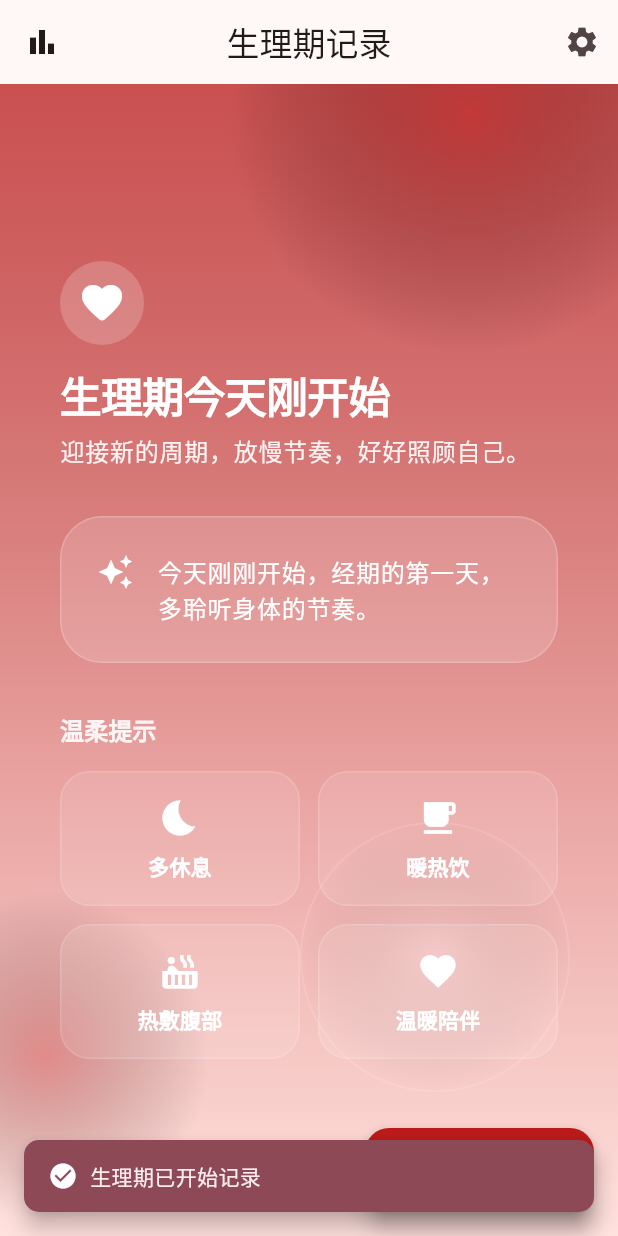
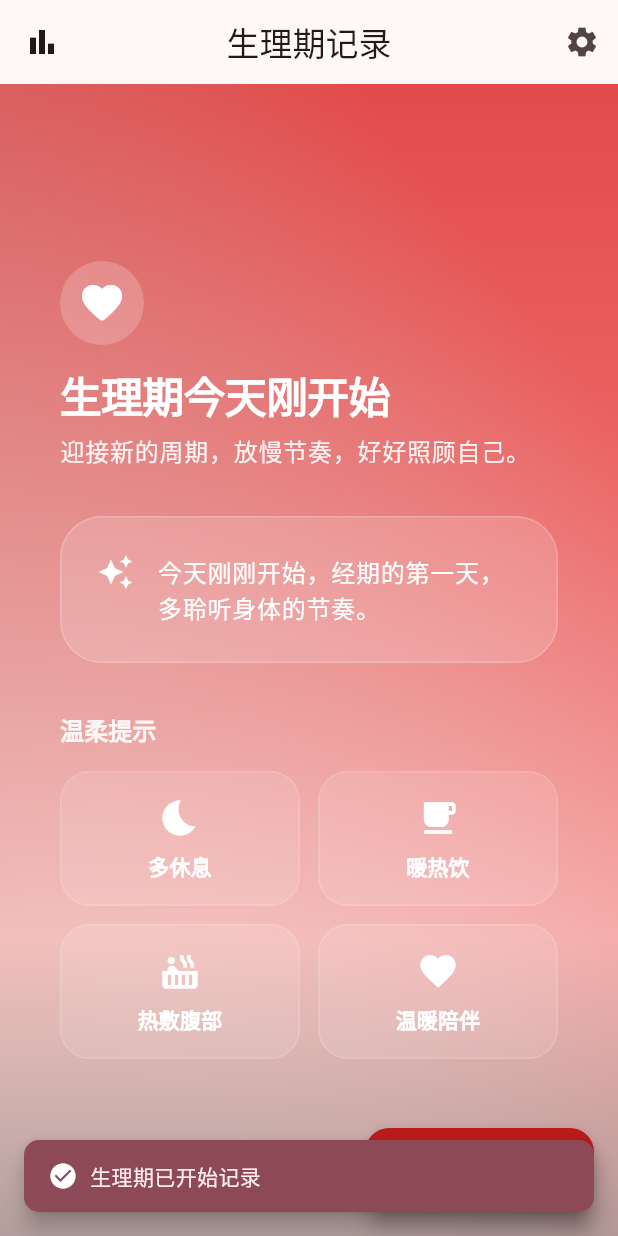
Before and after one commit to zack-zhc/period-record, a Flutter app: the screen it shows after launch, after a tap on "开始记录", on a phone screen of 412 x 824 dp. Run offline on Flutter 3.47's test engine with Material 3 defaults, Android fonts, the phone set to English and light mode, and no system bars; our stand-ins replace file_picker, local_auth, package_info_plus, shared_preferences, sqflite, table_calendar; missing offline and left inert: encrypt, local_auth_android; accounts and stored records are empty.

Commit message:
重构主页组件，移除冗余代码，新增动态背景组件，提升视觉效果和用户体验

```diff
--- a/lib/pages/home_page.dart
+++ b/lib/pages/home_page.dart
@@ -1,5 +1,6 @@
 // 首先创建一个新的主页组件
 import 'package:flutter/material.dart';
+import 'dart:math' as math;
 import 'package:period_record/models/period_status_logic.dart';
 import 'package:period_record/theme/app_colors.dart';
 import 'package:provider/provider.dart';
@@ -364,61 +365,7 @@ class HomePage extends StatelessWidget {
   }
 
   List<Widget> _buildStartedTodayAmbientLayers(BuildContext context) {
-    final colors = AppColors.of(context);
-    return [
-      Positioned.fill(
-        child: DecoratedBox(
-          decoration: BoxDecoration(
-            gradient: LinearGradient(
-              colors: [
-                AppColors.white.withValues(alpha: 0.07),
-                AppColors.transparent,
-              ],
-              stops: const [0.0, 0.6],
-              begin: Alignment.topCenter,
-              end: Alignment.bottomCenter,
-            ),
-          ),
-        ),
-      ),
-      _buildAmbientCircle(
-        size: 320,
-        top: -140,
-        right: -60,
-        colors: colors,
-        opacity: 0.45,
-        baseColor: colors.error,
-      ),
-      _buildAmbientCircle(
-        size: 220,
-        bottom: 10,
-        left: -80,
-        colors: colors,
-        opacity: 0.35,
-        baseColor: colors.error,
-      ),
-      Align(
-        alignment: Alignment.bottomRight,
-        child: Container(
-          margin: const EdgeInsets.only(bottom: 96, right: 32),
-          width: 180,
-          height: 180,
-          decoration: BoxDecoration(
-            shape: BoxShape.circle,
-            gradient: RadialGradient(
-              colors: [
-                AppColors.white.withValues(alpha: 0.15),
-                AppColors.transparent,
-              ],
-            ),
-            border: Border.all(
-              color: AppColors.white.withValues(alpha: 0.12),
-              width: 1.2,
-            ),
-          ),
-        ),
-      ),
-    ];
+    return [const StartedTodayAnimatedBackground()];
   }
 
   List<Color> _blendGradient(
@@ -471,3 +418,121 @@ class HomePage extends StatelessWidget {
     );
   }
 }
+
+/// 动态移动的背景组件（用于生理期第一天）
+class StartedTodayAnimatedBackground extends StatefulWidget {
+  const StartedTodayAnimatedBackground({super.key});
+
+  @override
+  State<StartedTodayAnimatedBackground> createState() =>
+      _StartedTodayAnimatedBackgroundState();
+}
+
+class _StartedTodayAnimatedBackgroundState
+    extends State<StartedTodayAnimatedBackground>
+    with SingleTickerProviderStateMixin {
+  late AnimationController _controller;
+
+  @override
+  void initState() {
+    super.initState();
+    _controller = AnimationController(
+      vsync: this,
+      duration: const Duration(seconds: 15),
+    )..repeat();
+  }
+
+  @override
+  void dispose() {
+    _controller.dispose();
+    super.dispose();
+  }
+
+  @override
+  Widget build(BuildContext context) {
+    // 使用鲜艳的红色
+    const warmBase = Color(0xFFFF5252);
+
+    return AnimatedBuilder(
+      animation: _controller,
+      builder: (context, child) {
+        final t = _controller.value;
+        Alignment begin;
+
+        // 顺时针移动：TopRight -> BottomRight -> BottomLeft -> TopLeft -> TopRight
+        if (t < 0.25) {
+          // TopRight -> BottomRight
+          begin =
+              Alignment.lerp(Alignment.topRight, Alignment.bottomRight, t * 4)!;
+        } else if (t < 0.5) {
+          // BottomRight -> BottomLeft
+          begin =
+              Alignment.lerp(
+                Alignment.bottomRight,
+                Alignment.bottomLeft,
+                (t - 0.25) * 4,
+              )!;
+        } else if (t < 0.75) {
+          // BottomLeft -> TopLeft
+          begin =
+              Alignment.lerp(
+                Alignment.bottomLeft,
+                Alignment.topLeft,
+                (t - 0.5) * 4,
+              )!;
+        } else {
+          // TopLeft -> TopRight
+          begin =
+              Alignment.lerp(
+                Alignment.topLeft,
+                Alignment.topRight,
+                (t - 0.75) * 4,
+              )!;
+        }
+
+        // end 始终在 begin 的对角方向
+        final end = Alignment(-begin.x, -begin.y);
+
+        return Stack(
+          children: [
+            // 动态渐变背景
+            Positioned.fill(
+              child: DecoratedBox(
+                decoration: BoxDecoration(
+                  gradient: LinearGradient(
+                    colors: [
+                      warmBase.withValues(alpha: 0.5), // 红色部分
+                      AppColors.white.withValues(alpha: 0.1), // 白色部分
+                    ],
+                    begin: begin,
+                    end: end,
+                  ),
+                ),
+              ),
+            ),
+            // 底部暗色渐变遮罩（保证文字可读性）
+            Positioned(
+              left: 0,
+              right: 0,
+              bottom: 0,
+              height: 200,
+              child: DecoratedBox(
+                decoration: BoxDecoration(
+                  gradient: LinearGradient(
+                    begin: Alignment.topCenter,
+                    end: Alignment.bottomCenter,
+                    colors: [
+                      AppColors.transparent,
+                      AppColors.black.withValues(alpha: 0.3),
+                    ],
+                    stops: const [0.0, 1.0],
+                  ),
+                ),
+              ),
+            ),
+          ],
+        );
+      },
+    );
+  }
+}
```
